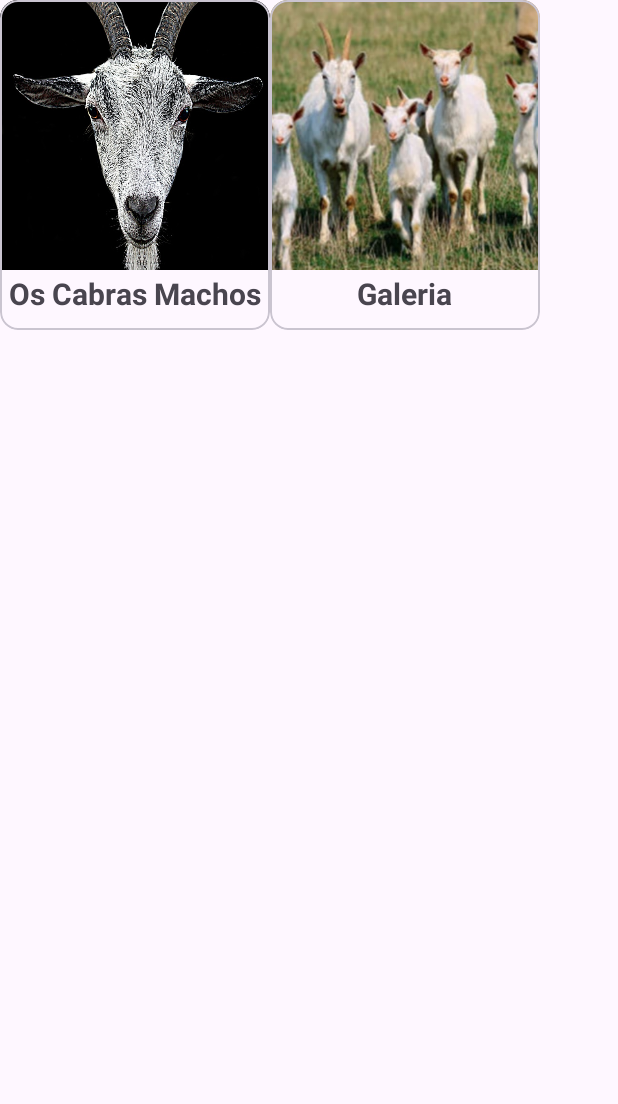
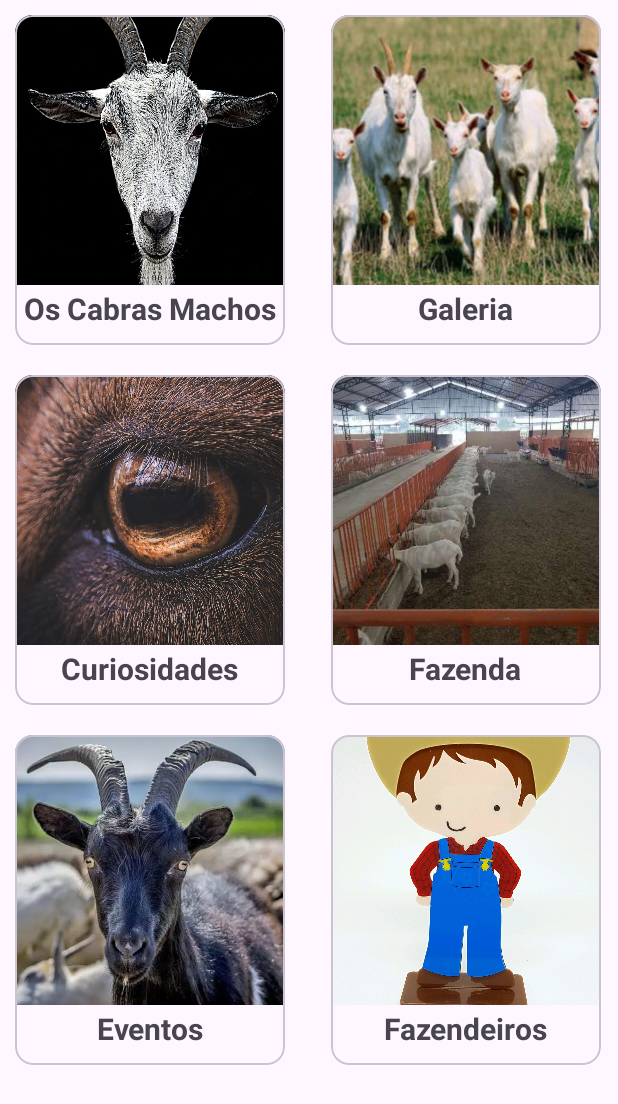
Before and after one commit to Yuri140/CabrApp, an Android app: the MenuPrincipalActivity screen opened directly, with no data from a screen before it, on a phone screen of 412 x 824 dp. Shown: the top 1104 px of the screen. Run offline under Robolectric (Android 15) with nearby library versions, the light colour scheme and no system bars.

Commit message:
mais Foto de cabras

```diff
--- a/app/src/main/res/layout/menu_principal_layout.xml
+++ b/app/src/main/res/layout/menu_principal_layout.xml
@@ -10,12 +10,14 @@
     <LinearLayout
         android:layout_width="match_parent"
         android:layout_height="wrap_content"
+        android:layout_margin="10dp"
         android:orientation="horizontal">
 
         <com.google.android.material.card.MaterialCardView
             android:id="@+id/cardCabrasModelos"
             android:layout_width="180dp"
             android:layout_height="220dp"
+            android:layout_marginRight="15dp"
             android:checkable="true"
             android:clickable="true"
             android:focusable="true">
@@ -49,6 +51,7 @@
             android:id="@+id/cardGaleria"
             android:layout_width="180dp"
             android:layout_height="220dp"
+            android:layout_marginLeft="15dp"
             android:checkable="true"
             android:clickable="true"
             android:focusable="true">
@@ -78,5 +81,153 @@
 
         </com.google.android.material.card.MaterialCardView>
 
+    </LinearLayout> <LinearLayout
+        android:layout_width="match_parent"
+        android:layout_height="wrap_content"
+        android:layout_margin="10dp"
+        android:orientation="horizontal">
+
+        <com.google.android.material.card.MaterialCardView
+            android:id="@+id/cardCuriosidades"
+            android:layout_width="180dp"
+            android:layout_height="220dp"
+            android:layout_marginRight="15dp"
+            android:checkable="true"
+            android:clickable="true"
+            android:focusable="true">
+
+            <LinearLayout
+                android:layout_width="match_parent"
+                android:layout_height="match_parent"
+                android:orientation="vertical">
+
+                <ImageView
+                    android:layout_width="match_parent"
+                    android:layout_height="180dp"
+                    android:scaleType="centerCrop"
+                    android:src="@drawable/olho" />
+
+                <TextView
+                    android:layout_width="wrap_content"
+                    android:layout_height="wrap_content"
+                    android:layout_gravity="center_horizontal"
+                    android:layout_margin="2sp"
+                    android:text="Curiosidades"
+                    android:textSize="20sp"
+                    android:textStyle="bold" />
+
+            </LinearLayout>
+
+
+        </com.google.android.material.card.MaterialCardView>
+
+        <com.google.android.material.card.MaterialCardView
+            android:id="@+id/cardFazenda"
+            android:layout_width="180dp"
+            android:layout_height="220dp"
+            android:layout_marginLeft="15dp"
+            android:checkable="true"
+            android:clickable="true"
+            android:focusable="true">
+
+            <LinearLayout
+                android:layout_width="match_parent"
+                android:layout_height="match_parent"
+                android:orientation="vertical">
+
+                <ImageView
+                    android:layout_width="match_parent"
+                    android:layout_height="180dp"
+                    android:scaleType="centerCrop"
+                    android:src="@drawable/fazenda" />
+
+                <TextView
+                    android:layout_width="wrap_content"
+                    android:layout_height="wrap_content"
+                    android:layout_gravity="center_horizontal"
+                    android:layout_margin="2sp"
+                    android:text="Fazenda"
+                    android:textSize="20sp"
+                    android:textStyle="bold" />
+
+            </LinearLayout>
+
+
+        </com.google.android.material.card.MaterialCardView>
+
+    </LinearLayout> <LinearLayout
+        android:layout_width="match_parent"
+        android:layout_height="wrap_content"
+        android:layout_margin="10dp"
+        android:orientation="horizontal">
+
+        <com.google.android.material.card.MaterialCardView
+            android:id="@+id/cardEventos"
+            android:layout_width="180dp"
+            android:layout_height="220dp"
+            android:layout_marginRight="15dp"
+            android:checkable="true"
+            android:clickable="true"
+            android:focusable="true">
+
+            <LinearLayout
+                android:layout_width="match_parent"
+                android:layout_height="match_parent"
+                android:orientation="vertical">
+
+                <ImageView
+                    android:layout_width="match_parent"
+                    android:layout_height="180dp"
+                    android:scaleType="centerCrop"
+                    android:src="@drawable/evento" />
+
+                <TextView
+                    android:layout_width="wrap_content"
+                    android:layout_height="wrap_content"
+                    android:layout_gravity="center_horizontal"
+                    android:layout_margin="2sp"
+                    android:text="Eventos"
+                    android:textSize="20sp"
+                    android:textStyle="bold" />
+
+            </LinearLayout>
+
+
+        </com.google.android.material.card.MaterialCardView>
+
+        <com.google.android.material.card.MaterialCardView
+            android:id="@+id/cardPastores"
+            android:layout_width="180dp"
+            android:layout_height="220dp"
+            android:layout_marginLeft="15dp"
+            android:checkable="true"
+            android:clickable="true"
+            android:focusable="true">
+
+            <LinearLayout
+                android:layout_width="match_parent"
+                android:layout_height="match_parent"
+                android:orientation="vertical">
+
+                <ImageView
+                    android:layout_width="match_parent"
+                    android:layout_height="180dp"
+                    android:scaleType="centerCrop"
+                    android:src="@drawable/fazendeiro" />
+
+                <TextView
+                    android:layout_width="wrap_content"
+                    android:layout_height="wrap_content"
+                    android:layout_gravity="center_horizontal"
+                    android:layout_margin="2sp"
+                    android:text="Fazendeiros"
+                    android:textSize="20sp"
+                    android:textStyle="bold" />
+
+            </LinearLayout>
+
+
+        </com.google.android.material.card.MaterialCardView>
+
     </LinearLayout>
 </LinearLayout>
```
Also changed, not shown: app/src/main/res/drawable/cabradiabo.jpg (added), app/src/main/res/drawable/evento.jpg (added), app/src/main/res/drawable/fazenda.jpg (added), app/src/main/res/drawable/fazendeiro.jpg (added), app/src/main/res/drawable/olho.jpg (added).
